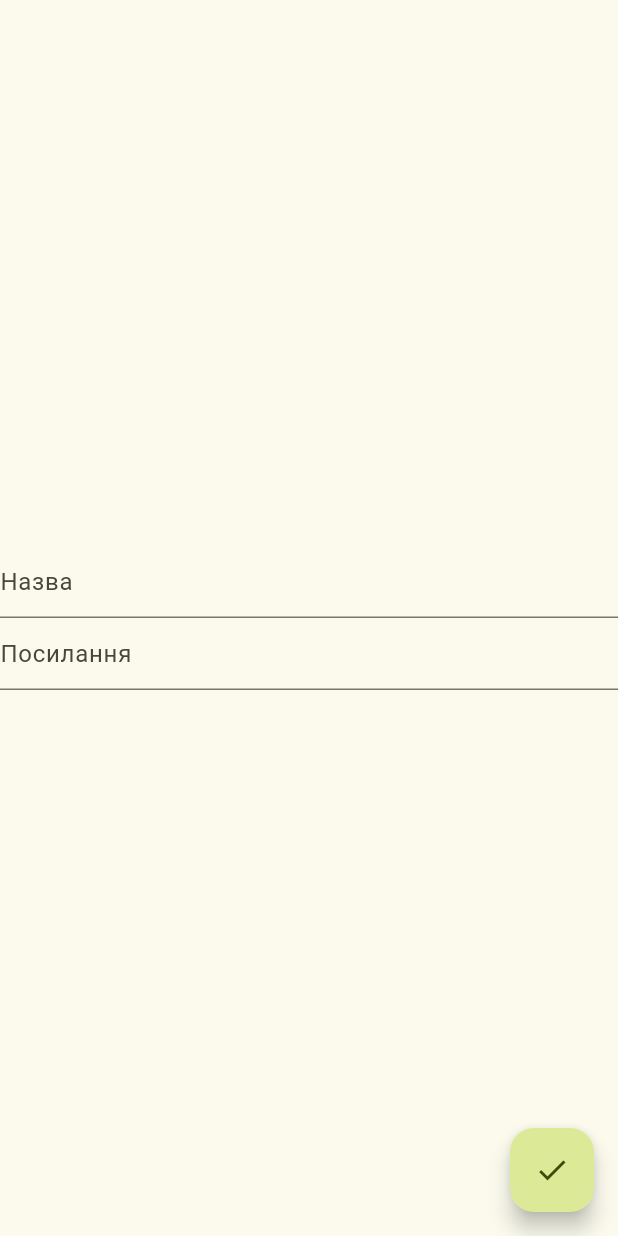
After one commit to kraianyn/distress, a Flutter app: the LocationForm screen opened directly, on a phone screen of 412 x 824 dp. The commit adds this screen. Run offline on Flutter 3.47's test engine with Material 3 defaults, Android fonts, the phone set to English and light mode, and no system bars; our stand-ins replace cloud_firestore, firebase_core, flutter_hooks, hooks_riverpod, riverpod_annotation; accounts and stored records are empty; generated files the repository leaves out were written again.

Commit message:
Implement adding locations

```diff
--- a/app/lib/src/ui/sections/forms/course_type.dart
+++ b/app/lib/src/ui/sections/forms/course_type.dart
@@ -3,7 +3,6 @@ import 'package:flutter_hooks/flutter_hooks.dart';
 import 'package:hooks_riverpod/hooks_riverpod.dart';
 
 import 'package:distress/src/domain/course_type.dart';
-
 import '../../providers/course_types.dart';
 
 
@@ -23,13 +22,12 @@ class CourseTypeForm extends HookConsumerWidget {
 			),
 			floatingActionButton: FloatingActionButton(
 				child: const Icon(Icons.done),
-				onPressed: () => _add(context, ref, nameField)
+				onPressed: () => _add(context, ref, nameField.text)
 			)
 		);
 	}
 
-	void _add(BuildContext context, WidgetRef ref, TextEditingController nameField) {
-		final name = nameField.text;
+	void _add(BuildContext context, WidgetRef ref, String name) {
 		ref.read(courseTypesNotifierProvider.notifier).add(CourseType(
 			id: name.replaceAll(' ', '').toLowerCase(),
 			name: name
--- /dev/null
+++ b/app/lib/src/ui/sections/forms/location.dart
@@ -0,0 +1,47 @@
+import 'package:flutter/material.dart';
+import 'package:flutter_hooks/flutter_hooks.dart';
+import 'package:hooks_riverpod/hooks_riverpod.dart';
+
+import 'package:distress/src/domain/location.dart';
+
+import '../../providers/locations.dart';
+
+
+class LocationForm extends HookConsumerWidget {
+	const LocationForm();
+
+	@override
+	Widget build(BuildContext context, WidgetRef ref) {
+		final nameField = useTextEditingController();
+		final linkField = useTextEditingController();
+
+		return Scaffold(
+			body: Column(
+				mainAxisAlignment: MainAxisAlignment.center,
+				children: [
+					TextField(
+						controller: nameField,
+						decoration: const InputDecoration(hintText: "Назва")
+					),
+					TextField(
+						controller: linkField,
+						decoration: const InputDecoration(hintText: "Посилання")
+					)
+				]
+			),
+			floatingActionButton: FloatingActionButton(
+				child: const Icon(Icons.done),
+				onPressed: () => _add(context, ref, nameField.text, linkField.text)
+			)
+		);
+	}
+
+	void _add(BuildContext context, WidgetRef ref, String name, String link) {
+		ref.read(locationsNotifierProvider.notifier).add(Location(
+			id: name.replaceAll(' ', '').toLowerCase(),
+			name: name,
+			link: link
+		));
+		Navigator.of(context).pop();
+	}
+}
--- a/app/lib/src/ui/sections/locations.dart
+++ b/app/lib/src/ui/sections/locations.dart
@@ -5,6 +5,7 @@ import '../providers/locations.dart';
 import '../widgets/entity_tile.dart';
 
 import 'entities_section.dart';
+import 'forms/location.dart';
 import 'pages/location.dart';
 
 
@@ -21,7 +22,8 @@ class LocationsSection extends ConsumerWidget {
 				title: location.name,
 				subtitle: location.link,
 				pageBuilder: (context) => LocationPage(location)
-			)
+			),
+			formBuilder: (context) => const LocationForm(),
 		);
 	}
 }
```
Also changed, not shown: app/lib/src/data/repository.dart (+7 -0 lines), app/lib/src/ui/providers/locations.dart (+9 -0 lines), app/lib/src/ui/providers/locations.g.dart, 1 other file.
